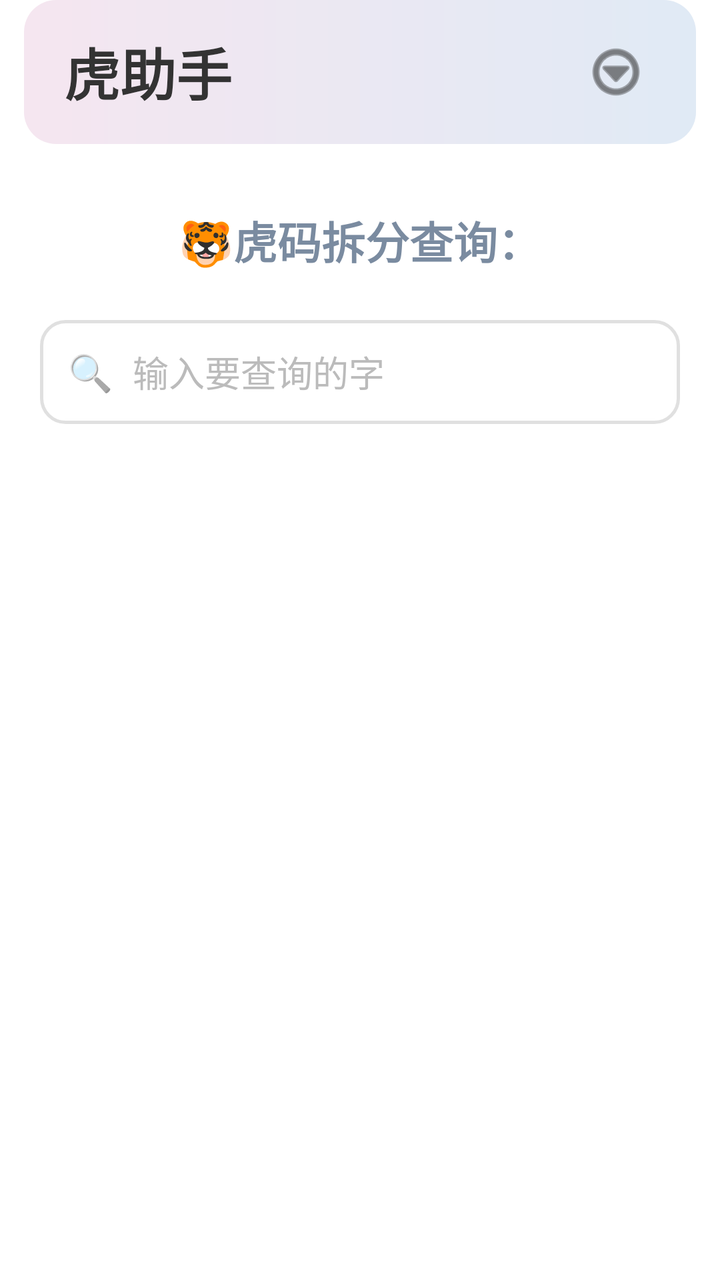
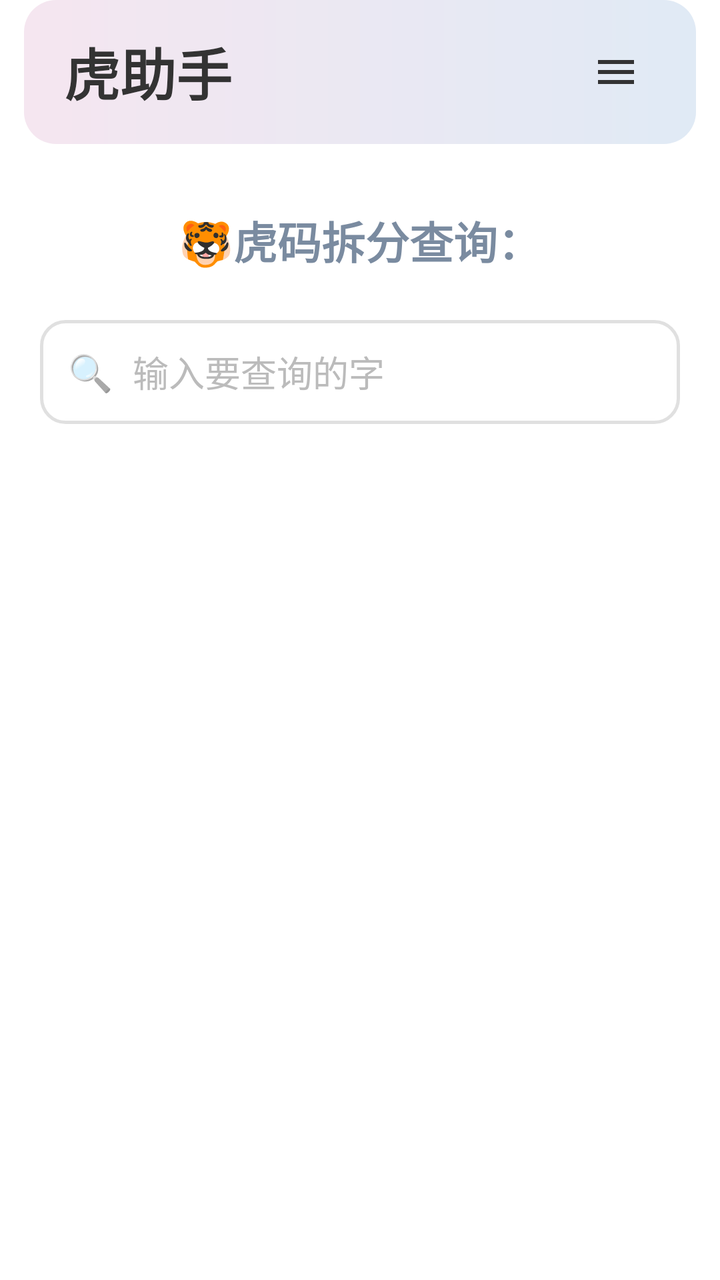

Two renders of the same Android screen: before a commit and after it. Below are the layout's source before the change and the commit's diff.
<!-- AndroidManifest.xml: application theme Theme.ZhhHelper -->
<!-- res/layout/activity_main.xml -->
<?xml version="1.0" encoding="utf-8"?>
<LinearLayout xmlns:android="http://schemas.android.com/apk/res/android"
    android:layout_width="match_parent"
    android:layout_height="match_parent"
    android:background="@color/bg_white"
    android:orientation="vertical">

    
    <LinearLayout
        android:layout_width="match_parent"
        android:layout_height="72dp"
        android:layout_marginHorizontal="12dp"
        android:background="@drawable/bg_gradient_bar"
        android:gravity="center_vertical"
        android:orientation="horizontal"
        android:paddingHorizontal="20dp">

        
        <TextView
            android:layout_width="0dp"
            android:layout_height="wrap_content"
            android:layout_weight="1"
            android:lineSpacingExtra="0dp"
            android:text="虎助手"
            android:textColor="@color/text_primary"
            android:textSize="28sp"
            android:textStyle="bold" />

        <ImageButton
            android:layout_width="40dp"
            android:layout_height="40dp"
            android:background="?attr/selectableItemBackgroundBorderless"
            android:contentDescription="菜单"
            android:src="@android:drawable/ic_menu_more"
            android:tint="@color/text_primary" />
    </LinearLayout>

    
    <ScrollView
        android:layout_width="match_parent"
        android:layout_height="0dp"
        android:layout_weight="1"
        android:fillViewport="true">

        <LinearLayout
            android:layout_width="match_parent"
            android:layout_height="wrap_content"
            android:orientation="vertical"
            android:paddingHorizontal="20dp"
            android:paddingTop="32dp">

            
            <TextView
                android:layout_width="match_parent"
                android:layout_height="wrap_content"
                android:gravity="center"
                android:text="🐯虎码拆分查询："
                android:textColor="@color/text_secondary"
                android:textSize="22sp"
                android:textStyle="bold" />

            
            <LinearLayout
                android:layout_width="match_parent"
                android:layout_height="52dp"
                android:layout_marginTop="24dp"
                android:background="@drawable/bg_search_input"
                android:gravity="center_vertical"
                android:orientation="horizontal"
                android:paddingHorizontal="14dp">

                <TextView
                    android:layout_width="wrap_content"
                    android:layout_height="wrap_content"
                    android:text="🔍"
                    android:textSize="18sp" />

                <EditText
                    android:id="@+id/et_search"
                    android:layout_width="0dp"
                    android:layout_height="match_parent"
                    android:layout_marginStart="10dp"
                    android:layout_weight="1"
                    android:background="@null"
                    android:hint="输入要查询的字"
                    android:inputType="text"
                    android:maxLines="1"
                    android:textColor="@color/text_primary"
                    android:textColorHint="@color/text_hint"
                    android:textSize="18sp" />

                <ImageButton
                    android:id="@+id/btn_clear"
                    android:layout_width="32dp"
                    android:layout_height="32dp"
                    android:background="?attr/selectableItemBackgroundBorderless"
                    android:contentDescription="清除"
                    android:src="@android:drawable/ic_menu_close_clear_cancel"
                    android:tint="@color/text_hint"
                    android:visibility="gone" />
            </LinearLayout>

            
            <LinearLayout
                android:id="@+id/result_container"
                android:layout_width="match_parent"
                android:layout_height="wrap_content"
                android:orientation="vertical"
                android:visibility="gone">

                
                <LinearLayout
                    android:layout_width="match_parent"
                    android:layout_height="wrap_content"
                    android:layout_marginTop="32dp"
                    android:gravity="center_vertical"
                    android:orientation="horizontal">

                    <TextView
                        android:layout_width="0dp"
                        android:layout_height="wrap_content"
                        android:layout_weight="1"
                        android:gravity="center"
                        android:text="查询结果："
                        android:textColor="@color/text_secondary"
                        android:textSize="24sp"
                        android:textStyle="bold" />

                    <ImageButton
                        android:id="@+id/btn_font_minus"
                        android:layout_width="40dp"
                        android:layout_height="40dp"
                        android:layout_marginStart="8dp"
                        android:background="@drawable/bg_circle_button"
                        android:contentDescription="减小字体"
                        android:src="@drawable/ic_minus"
                        android:tint="@color/text_secondary" />

                    <ImageButton
                        android:id="@+id/btn_font_plus"
                        android:layout_width="40dp"
                        android:layout_height="40dp"
                        android:layout_marginStart="10dp"
                        android:background="@drawable/bg_circle_button"
                        android:contentDescription="增大字体"
                        android:src="@android:drawable/ic_menu_add"
                        android:tint="@color/text_secondary" />
                </LinearLayout>

                
                <LinearLayout
                    android:layout_width="match_parent"
                    android:layout_height="wrap_content"
                    android:layout_marginTop="16dp"
                    android:background="@drawable/bg_result_card"
                    android:orientation="vertical"
                    android:padding="24dp">

                    
                    <LinearLayout
                        android:layout_width="match_parent"
                        android:layout_height="wrap_content"
                        android:orientation="horizontal">

                        <TextView
                            android:layout_width="wrap_content"
                            android:layout_height="wrap_content"
                            android:text="字头："
                            android:textColor="@color/text_secondary"
                            android:textSize="18sp" />

                        <TextView
                            android:id="@+id/tv_char"
                            android:layout_width="wrap_content"
                            android:layout_height="wrap_content"
                            android:textColor="@color/text_primary"
                            android:textSize="22sp"
                            android:textStyle="bold" />
                    </LinearLayout>

                    
                    <LinearLayout
                        android:layout_width="match_parent"
                        android:layout_height="wrap_content"
                        android:layout_marginTop="14dp"
                        android:orientation="horizontal">

                        <TextView
                            android:layout_width="wrap_content"
                            android:layout_height="wrap_content"
                            android:text="编码："
                            android:textColor="@color/text_secondary"
                            android:textSize="18sp" />

                        <TextView
                            android:id="@+id/tv_codes"
                            android:layout_width="wrap_content"
                            android:layout_height="wrap_content"
                            android:textColor="@color/code_blue"
                            android:textSize="18sp"
                            android:textStyle="bold" />
                    </LinearLayout>

                    
                    <LinearLayout
                        android:layout_width="match_parent"
                        android:layout_height="wrap_content"
                        android:layout_marginTop="14dp"
                        android:orientation="horizontal">

                        <TextView
                            android:layout_width="wrap_content"
                            android:layout_height="wrap_content"
                            android:text="拆分："
                            android:textColor="@color/text_secondary"
                            android:textSize="18sp" />

                        <LinearLayout
                            android:layout_width="wrap_content"
                            android:layout_height="wrap_content"
                            android:orientation="vertical">

                            
                            <TextView
                                android:id="@+id/tv_root_codes"
                                android:layout_width="wrap_content"
                                android:layout_height="wrap_content"
                                android:textColor="@color/text_hint"
                                android:textSize="14sp"
                                android:visibility="gone" />

                            
                            <TextView
                                android:id="@+id/tv_components"
                                android:layout_width="wrap_content"
                                android:layout_height="wrap_content"
                                android:layout_marginTop="2dp"
                                android:textColor="@color/text_primary"
                                android:textSize="18sp" />
                        </LinearLayout>
                    </LinearLayout>

                    
                    <LinearLayout
                        android:layout_width="match_parent"
                        android:layout_height="wrap_content"
                        android:layout_marginTop="14dp"
                        android:orientation="horizontal">

                        <TextView
                            android:layout_width="wrap_content"
                            android:layout_height="wrap_content"
                            android:text="拼音："
                            android:textColor="@color/text_secondary"
                            android:textSize="18sp" />

                        <TextView
                            android:id="@+id/tv_pinyin"
                            android:layout_width="wrap_content"
                            android:layout_height="wrap_content"
                            android:textColor="@color/text_primary"
                            android:textSize="18sp" />
                    </LinearLayout>

                    
                    <LinearLayout
                        android:layout_width="match_parent"
                        android:layout_height="wrap_content"
                        android:layout_marginTop="14dp"
                        android:orientation="horizontal">

                        <TextView
                            android:layout_width="wrap_content"
                            android:layout_height="wrap_content"
                            android:text="U 码："
                            android:textColor="@color/text_secondary"
                            android:textSize="18sp" />

                        <TextView
                            android:id="@+id/tv_unicode"
                            android:layout_width="wrap_content"
                            android:layout_height="wrap_content"
                            android:textColor="@color/text_primary"
                            android:textSize="18sp" />
                    </LinearLayout>

                    
                    <LinearLayout
                        android:id="@+id/row_zheng"
                        android:layout_width="match_parent"
                        android:layout_height="wrap_content"
                        android:layout_marginTop="14dp"
                        android:orientation="horizontal"
                        android:visibility="gone">

                        <TextView
                            android:layout_width="wrap_content"
                            android:layout_height="wrap_content"
                            android:text="整句码："
                            android:textColor="@color/text_secondary"
                            android:textSize="18sp" />

                        <TextView
                            android:id="@+id/tv_zheng_code"
                            android:layout_width="wrap_content"
                            android:layout_height="wrap_content"
                            android:textColor="@color/code_blue"
                            android:textSize="18sp"
                            android:textStyle="bold" />
                    </LinearLayout>

                    
                    <LinearLayout
                        android:layout_width="match_parent"
                        android:layout_height="wrap_content"
                        android:layout_marginTop="14dp"
                        android:orientation="horizontal">

                        <TextView
                            android:layout_width="wrap_content"
                            android:layout_height="wrap_content"
                            android:text="字统："
                            android:textColor="@color/text_secondary"
                            android:textSize="18sp" />

                        <TextView
                            android:id="@+id/btn_zitong"
                            android:layout_width="wrap_content"
                            android:layout_height="wrap_content"
                            android:text="查看字统"
                            android:textColor="@color/link_blue"
                            android:textSize="18sp"
                            android:background="@drawable/bg_link_underline" />
                    </LinearLayout>

                    
                    <LinearLayout
                        android:layout_width="match_parent"
                        android:layout_height="wrap_content"
                        android:layout_marginTop="14dp"
                        android:orientation="horizontal">

                        <TextView
                            android:layout_width="wrap_content"
                            android:layout_height="wrap_content"
                            android:text="叶典："
                            android:textColor="@color/text_secondary"
                            android:textSize="18sp" />

                        <TextView
                            android:id="@+id/btn_yedian"
                            android:layout_width="wrap_content"
                            android:layout_height="wrap_content"
                            android:text="查看叶典"
                            android:textColor="@color/link_blue"
                            android:textSize="18sp"
                            android:background="@drawable/bg_link_underline" />
                    </LinearLayout>

                </LinearLayout>
                

                
                <View
                    android:layout_width="match_parent"
                    android:layout_height="40dp" />
            </LinearLayout>
            

        </LinearLayout>
        

    </ScrollView>
    

</LinearLayout>
<!-- resources referenced by this layout -->
<resources>
  <color name="bg_white">#FFFFFF</color>
  <color name="code_blue">#5B7FB5</color>
  <color name="link_blue">#4A90D9</color>
  <color name="text_hint">#BBBBBB</color>
  <color name="text_primary">#333333</color>
  <color name="text_secondary">#7A8BA0</color>
  <!-- drawable bg_circle_button (drawable) -->
  <?xml version="1.0" encoding="utf-8"?>
  <shape xmlns:android="http://schemas.android.com/apk/res/android"
      android:shape="oval">
      <solid android:color="#FFFFFF" />
      <stroke
          android:width="1.5dp"
          android:color="@color/border_light" />
  </shape>
  <!-- drawable bg_gradient_bar (drawable) -->
  <?xml version="1.0" encoding="utf-8"?>
  <shape xmlns:android="http://schemas.android.com/apk/res/android"
      android:shape="rectangle">
      <gradient
          android:angle="0"
          android:startColor="@color/gradient_start"
          android:endColor="@color/gradient_end"
          android:type="linear" />
      <corners android:radius="16dp" />
  </shape>
  <!-- drawable bg_link_underline (drawable) -->
  <?xml version="1.0" encoding="utf-8"?>
  <layer-list xmlns:android="http://schemas.android.com/apk/res/android">
      <item>
          <shape android:shape="rectangle">
              <solid android:color="@android:color/transparent" />
          </shape>
      </item>
      <item android:gravity="bottom">
          <shape android:shape="rectangle">
              <size android:height="1dp" />
              <solid android:color="@color/link_blue" />
          </shape>
      </item>
  </layer-list>
  <!-- drawable bg_result_card (drawable) -->
  <?xml version="1.0" encoding="utf-8"?>
  <shape xmlns:android="http://schemas.android.com/apk/res/android"
      android:shape="rectangle">
      <solid android:color="#FFFFFF" />
      <corners android:radius="16dp" />
      <stroke
          android:width="1dp"
          android:color="#EEEEEE" />
  </shape>
  <!-- drawable bg_search_input (drawable) -->
  <?xml version="1.0" encoding="utf-8"?>
  <shape xmlns:android="http://schemas.android.com/apk/res/android"
      android:shape="rectangle">
      <solid android:color="#FFFFFF" />
      <stroke
          android:width="1.5dp"
          android:color="@color/border_light" />
      <corners android:radius="12dp" />
  </shape>
  <!-- drawable ic_minus (drawable) -->
  <?xml version="1.0" encoding="utf-8"?>
  <vector xmlns:android="http://schemas.android.com/apk/res/android"
      android:width="24dp"
      android:height="24dp"
      android:viewportWidth="24"
      android:viewportHeight="24">
      <path
          android:fillColor="#FF000000"
          android:pathData="M5,11h14v2h-14z" />
  </vector>
  <style name="Theme.ZhhHelper" parent="Theme.MaterialComponents.Light.NoActionBar">
          <item name="colorPrimary">#5B7FB5</item>
          <item name="colorPrimaryVariant">#3D5A8A</item>
          <item name="colorOnPrimary">#FFFFFF</item>
          <item name="android:windowBackground">@color/bg_white</item>
          <item name="android:statusBarColor">@color/bg_white</item>
          <item name="android:windowLightStatusBar">true</item>
      </style>
  <color name="border_light">#E0E0E0</color>
  <color name="gradient_start">#F5E6F0</color>
  <color name="gradient_end">#E0EAF5</color>
</resources>

<!-- the commit's change to res/layout/activity_main.xml (unified diff, before → after) -->
@@ -1,9 +1,15 @@
 <?xml version="1.0" encoding="utf-8"?>
-<LinearLayout xmlns:android="http://schemas.android.com/apk/res/android"
+<androidx.drawerlayout.widget.DrawerLayout xmlns:android="http://schemas.android.com/apk/res/android"
+    xmlns:app="http://schemas.android.com/apk/res-auto"
+    android:id="@+id/drawer_layout"
     android:layout_width="match_parent"
-    android:layout_height="match_parent"
-    android:background="@color/bg_white"
-    android:orientation="vertical">
+    android:layout_height="match_parent">
+
+    <LinearLayout
+        android:layout_width="match_parent"
+        android:layout_height="match_parent"
+        android:background="@color/bg_white"
+        android:orientation="vertical">
 
     
     <LinearLayout
@@ -27,11 +33,12 @@
             android:textStyle="bold" />
 
         <ImageButton
+            android:id="@+id/btn_menu"
             android:layout_width="40dp"
             android:layout_height="40dp"
             android:background="?attr/selectableItemBackgroundBorderless"
-            android:contentDescription="菜单"
-            android:src="@android:drawable/ic_menu_more"
+            android:contentDescription="打开菜单"
+            android:src="@drawable/ic_menu_hamburger"
             android:tint="@color/text_primary" />
     </LinearLayout>
 
@@ -373,4 +380,40 @@
     </ScrollView>
     
 
+    </LinearLayout>
+    
+
+    <com.google.android.material.navigation.NavigationView
+        android:id="@+id/navigation_view"
+        android:layout_width="wrap_content"
+        android:layout_height="match_parent"
+        android:layout_gravity="start"
+        app:headerLayout="@layout/nav_header"
+        app:menu="@menu/drawer_menu" />
+
+</androidx.drawerlayout.widget.DrawerLayout>
+<!-- res/layout/nav_header.xml (included above) -->
+<?xml version="1.0" encoding="utf-8"?>
+<LinearLayout xmlns:android="http://schemas.android.com/apk/res/android"
+    android:layout_width="match_parent"
+    android:layout_height="wrap_content"
+    android:background="@drawable/bg_gradient_bar"
+    android:orientation="vertical"
+    android:padding="20dp">
+
+    <TextView
+        android:layout_width="wrap_content"
+        android:layout_height="wrap_content"
+        android:text="虎助手"
+        android:textColor="@color/text_primary"
+        android:textSize="26sp"
+        android:textStyle="bold" />
+
+    <TextView
+        android:layout_width="wrap_content"
+        android:layout_height="wrap_content"
+        android:layout_marginTop="4dp"
+        android:text="形码编码与拆字查询"
+        android:textColor="@color/text_secondary"
+        android:textSize="14sp" />
 </LinearLayout>
<!-- resource entries referenced after the edit -->
@@ -61,6 +61,17 @@
           android:color="@color/border_light" />
       <corners android:radius="12dp" />
   </shape>
+  <!-- drawable ic_menu_hamburger (drawable) -->
+  <?xml version="1.0" encoding="utf-8"?>
+  <vector xmlns:android="http://schemas.android.com/apk/res/android"
+      android:width="24dp"
+      android:height="24dp"
+      android:viewportWidth="24"
+      android:viewportHeight="24">
+      <path
+          android:fillColor="#FF000000"
+          android:pathData="M3,18h18v-2H3v2zM3,13h18v-2H3v2zM3,6v2h18V6H3z" />
+  </vector>
   <!-- drawable ic_minus (drawable) -->
   <?xml version="1.0" encoding="utf-8"?>
   <vector xmlns:android="http://schemas.android.com/apk/res/android"
